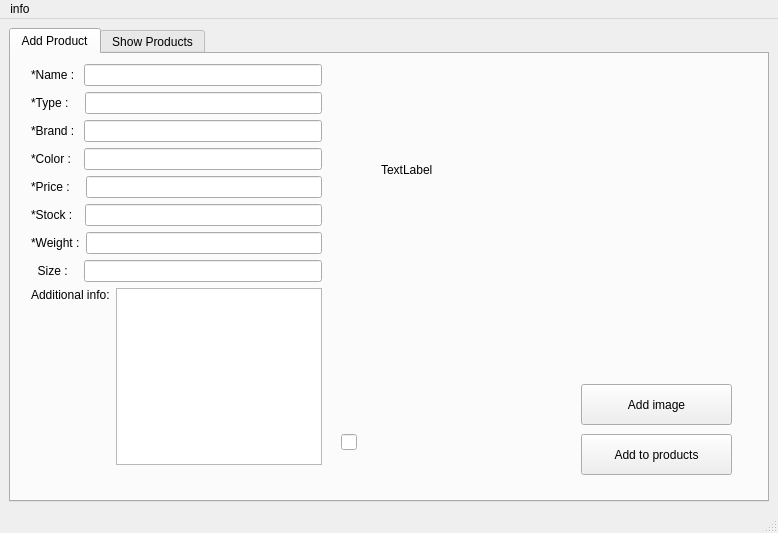
This is AP/costumer_ui.ui in AP-projects-4001/Guys as Qt 5 draws it before an edit. The edited form follows.
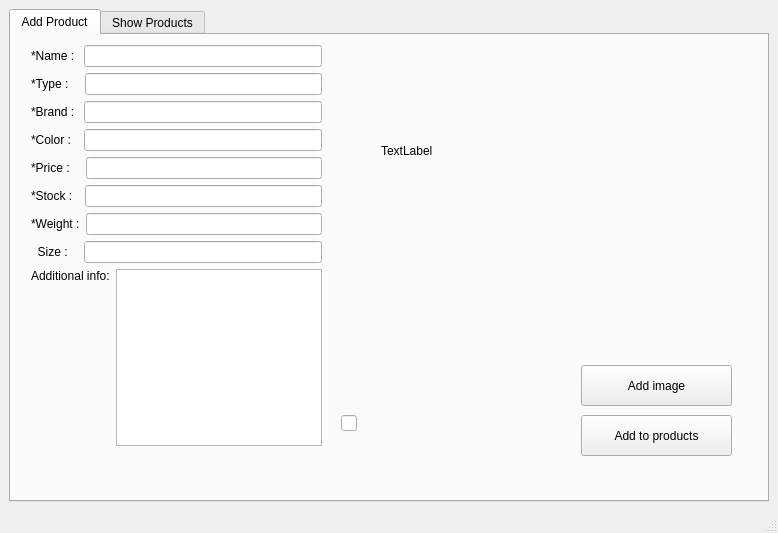
This is the edited form.

```diff
--- a/AP/costumer_ui.ui
+++ b/AP/costumer_ui.ui
@@ -76,7 +76,7 @@
          </rect>
         </property>
        </widget>
-       <widget class="QWidget" name="">
+       <widget class="QWidget" name="layoutWidget">
         <property name="geometry">
          <rect>
           <x>20</x>
@@ -305,22 +305,6 @@
     </item>
    </layout>
   </widget>
-  <widget class="QMenuBar" name="menubar">
-   <property name="geometry">
-    <rect>
-     <x>0</x>
-     <y>0</y>
-     <width>778</width>
-     <height>23</height>
-    </rect>
-   </property>
-   <widget class="QMenu" name="menuinfo">
-    <property name="title">
-     <string>info</string>
-    </property>
-   </widget>
-   <addaction name="menuinfo"/>
-  </widget>
   <widget class="QStatusBar" name="statusbar"/>
  </widget>
  <resources/>
```
